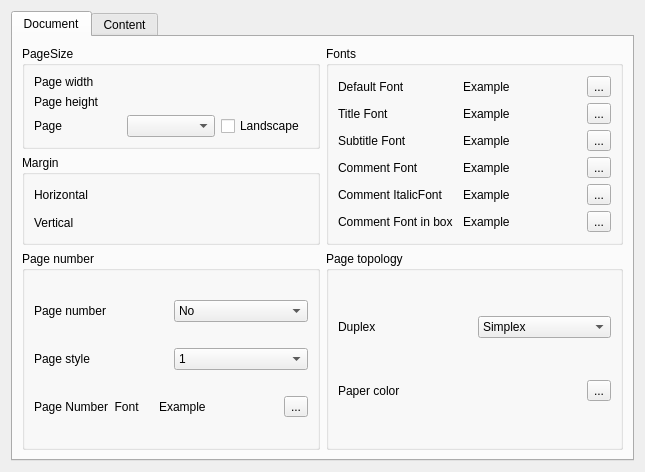
Old version of the form ui/formconfig.ui in the repository jpcima/chordv.
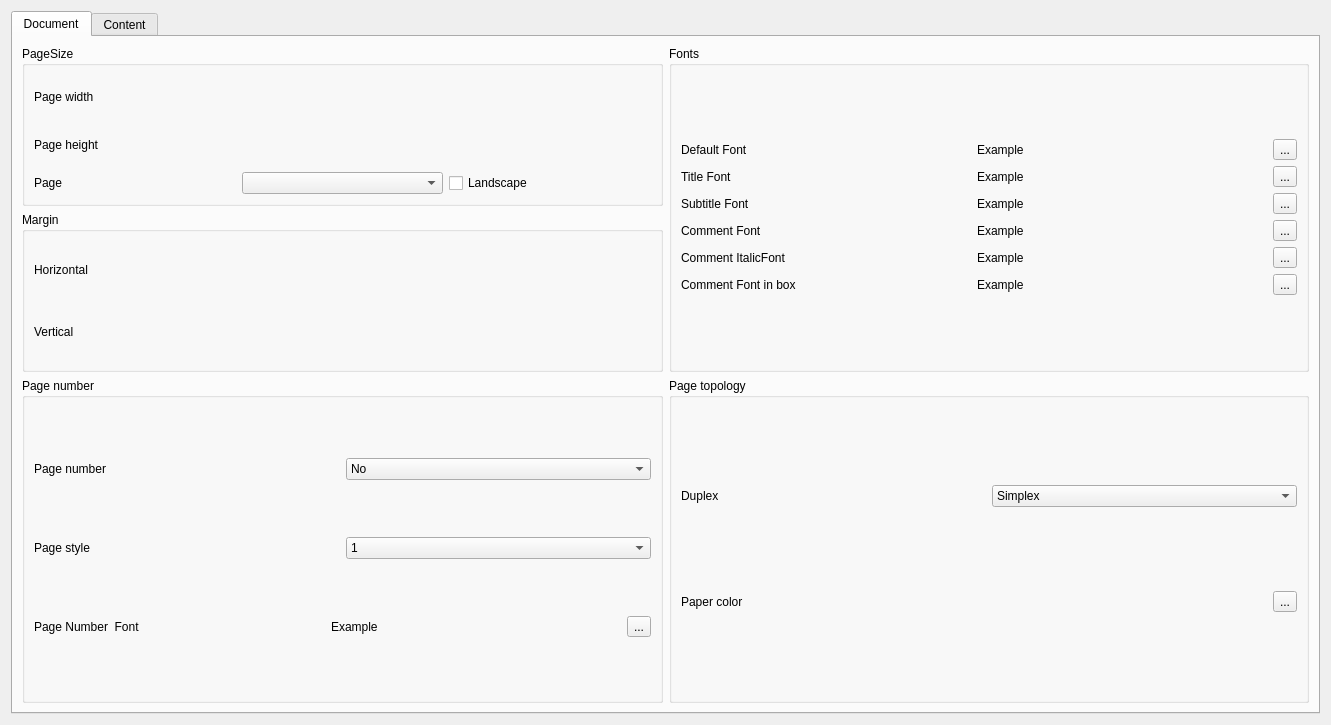
New version of the form. Custom widgets are drawn as their Qt base class.

```diff
--- a/ui/formconfig.ui
+++ b/ui/formconfig.ui
@@ -6,8 +6,8 @@
    <rect>
     <x>0</x>
     <y>0</y>
-    <width>645</width>
-    <height>472</height>
+    <width>1331</width>
+    <height>725</height>
    </rect>
   </property>
   <property name="windowTitle">
```
Left out of the diff: 2 changed lines with no effect on the pictures.
